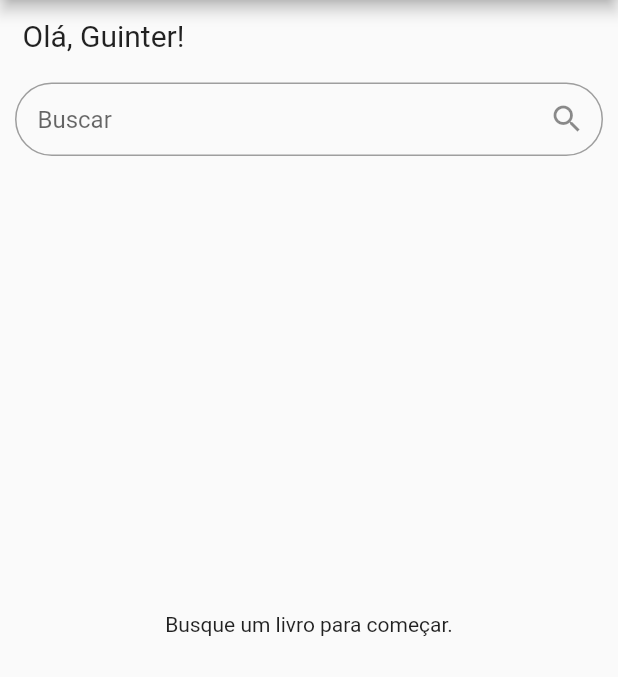
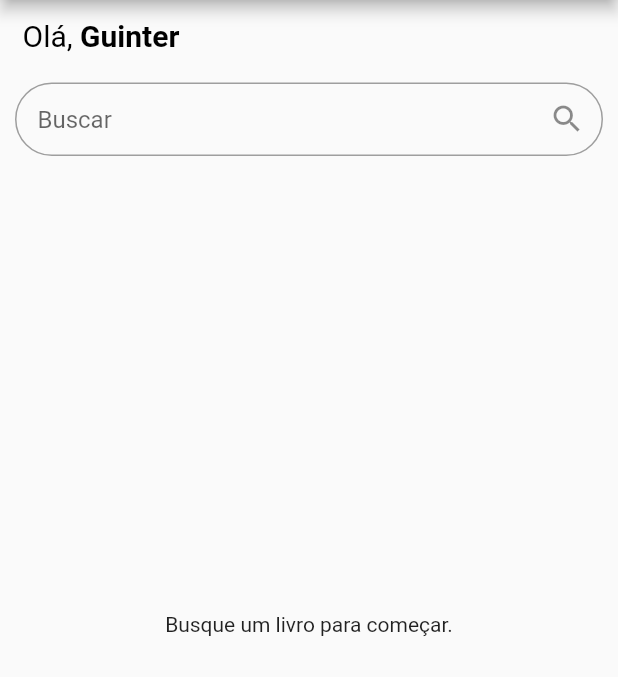
Before and after one commit to GuinterZaffalon/readingtracker, a Flutter app: the screen it shows after launch, on a phone screen of 412 x 824 dp, the part 84-761 px from its top. Run offline on Flutter 3.47's test engine with Material 3 defaults, Android fonts, the phone set to English and light mode, and no system bars; our stand-ins replace flutter_rating_bar, sqflite; missing offline and left inert: linear_progress_bar; accounts and stored records are empty.

Commit message:
começo da tela de listas e negrito no nome

```diff
--- a/lib/main.dart
+++ b/lib/main.dart
@@ -82,10 +82,19 @@ class _MyHomePageState extends State<MyHomePage> {
           Row(children: [
             Padding(
               padding: const EdgeInsets.fromLTRB(15, 12, 10, 0),
-              child: Text(
-                "Olá, Guinter!",
-                style: TextStyle(fontSize: 20),
-              ),
+              child:
+         RichText(
+    text: TextSpan(
+    style: const TextStyle(
+      fontSize: 20.0,
+      color: Colors.black,
+    ),
+    children: <TextSpan>[
+    TextSpan(text: 'Olá,'),
+    TextSpan(text: ' Guinter', style: const TextStyle(fontWeight: FontWeight.bold)),
+    ],
+    ),
+    )
             )
           ]),
           Padding(
```
Also changed, not shown: lib/src/screens/list.dart (+26 -1 lines).
